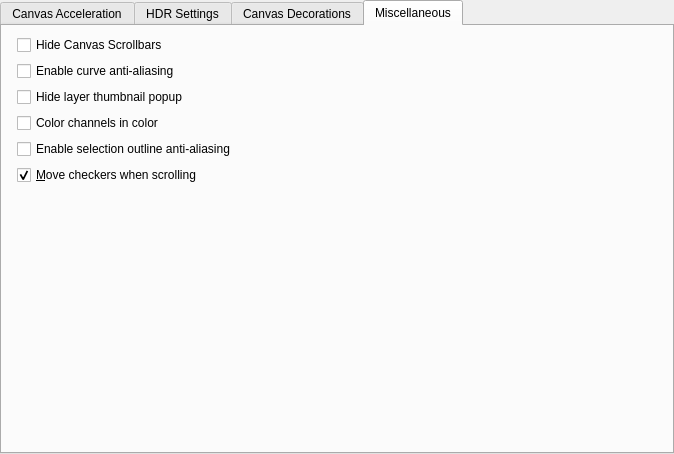
Above: libs/ui/forms/wdgdisplaysettings.ui from yak1234/krita-creative-agent before the change. Below: the same form after it.
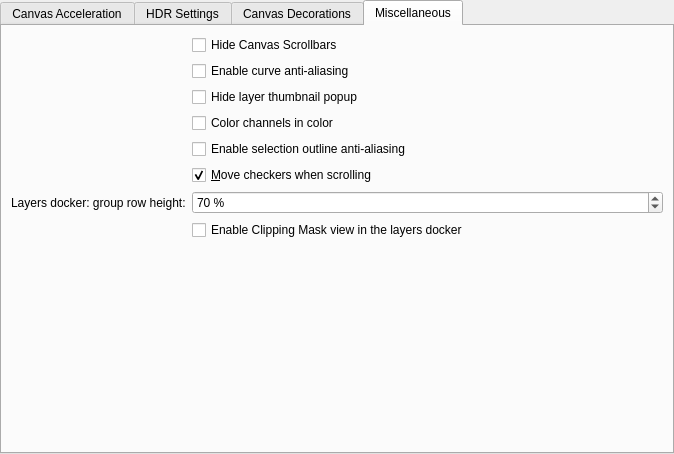
That is the form after the change. The open tabs and pages were chosen to show the change. Custom widgets are drawn as their Qt base class.

Commit message: Merge agent/revamp-layers: Revamp folder groups and clipping masks (3.1), reviewed and fixed

```diff
--- a/libs/ui/forms/wdgdisplaysettings.ui
+++ b/libs/ui/forms/wdgdisplaysettings.ui
@@ -524,7 +524,43 @@
        <string>Miscellaneous</string>
       </attribute>
       <layout class="QFormLayout" name="formLayout_5">
-       <item row="6" column="0" colspan="2">
+       <item row="6" column="0">
+        <widget class="QLabel" name="lblGroupRowHeight">
+         <property name="text">
+          <string>Layers docker: group row height:</string>
+         </property>
+        </widget>
+       </item>
+       <item row="6" column="1">
+        <widget class="QSpinBox" name="spnGroupRowHeight">
+         <property name="toolTip">
+          <string>Height of group rows as a percentage of a normal layer row (never shorter than the property icons). Group rows show a static folder icon, closed or open, instead of the group's composite thumbnail, at any height including 100%. 70% is the Photoshop-like default.</string>
+         </property>
+         <property name="suffix">
+          <string> %</string>
+         </property>
+         <property name="minimum">
+          <number>40</number>
+         </property>
+         <property name="maximum">
+          <number>100</number>
+         </property>
+         <property name="value">
+          <number>70</number>
+         </property>
+        </widget>
+       </item>
+       <item row="7" column="1">
+        <widget class="QCheckBox" name="chkClippingMaskView">
+         <property name="toolTip">
+          <string>Layers docker: hide the groups that hold a clipping stack and draw clipped layers indented under the layer they are clipped to, as in Photoshop. New layers added above a clipped layer join the stack. Nothing changes in the image or in the saved file.</string>
+         </property>
+         <property name="text">
+          <string>Enable Clipping Mask view in the layers docker</string>
+         </property>
+        </widget>
+       </item>
+       <item row="8" column="0" colspan="2">
         <spacer name="verticalSpacer_5">
          <property name="orientation">
           <enum>Qt::Orientation::Vertical</enum>
```
The commit also changes 35 other files.
